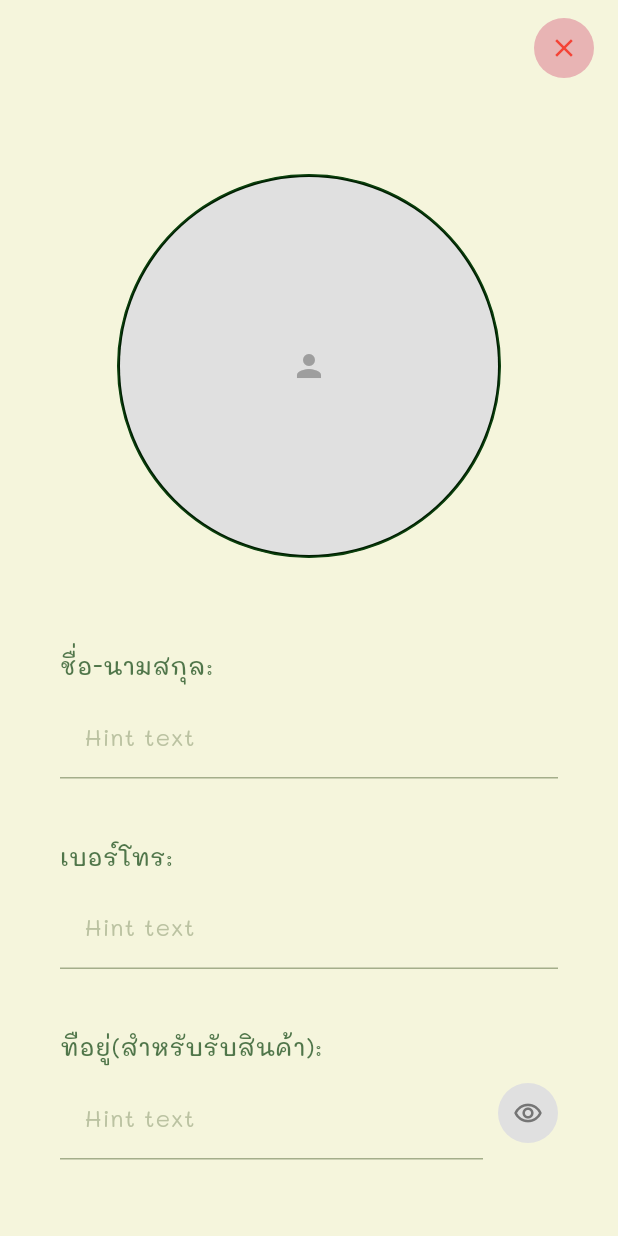
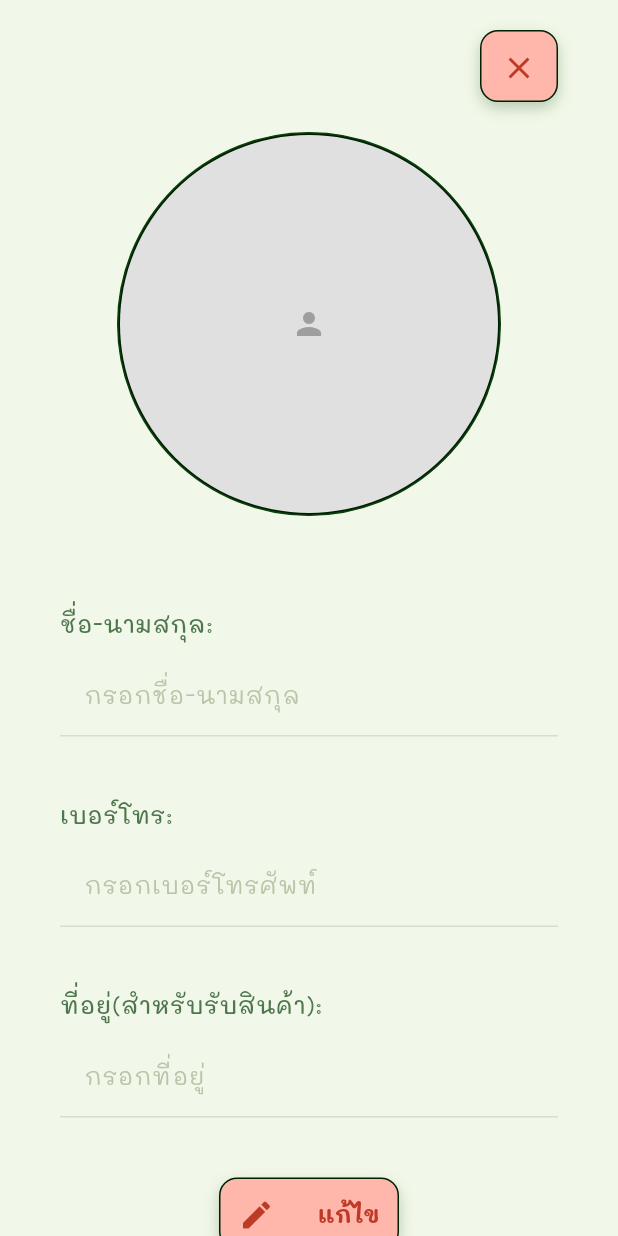
Before and after one commit to TheeraphatStudent/catdiff, a Flutter app: the ProfilePage widget shown alone on an empty page, opened directly, on a phone screen of 412 x 824 dp. Run offline on Flutter 3.47's test engine with Material 3 defaults, Android fonts, the phone set to English and light mode, and no system bars; our stand-ins replace cloud_firestore, easy_stepper, firebase_auth, firebase_core, flutter_svg, geolocator and 4 more; missing offline and left inert: dart_jsonwebtoken, wolt_modal_sheet; accounts and stored records are empty; project files that could hold a hidden picture were left out.

Commit message:
feat: implement user profile to use button widget and implement state loaded to check role

```diff
--- a/app/lib/pages/profile/profile.page.dart
+++ b/app/lib/pages/profile/profile.page.dart
@@ -1,11 +1,51 @@
+import 'dart:developer';
+
+import 'package:app/config/share/app_data.dart';
+import 'package:app/layout/MainLayout.dart';
+import 'package:app/service/auth/user.dart';
+import 'package:app/types/user/user_auth.dart' as UserModel;
+import 'package:app/widget/button.widget.dart';
 import 'package:app/widget/input.widget.dart';
-import 'package:app/widget/profile_img.widget.dart';
+import 'package:app/widget/profile_img.widget.dart' as ProfileWidget;
 import 'package:flutter/material.dart';
 import 'package:get/get.dart';
-import 'dart:io';
+import 'package:provider/provider.dart';
 
 class ProfileController extends GetxController {
   var isEditing = false.obs;
+  var isLoading = false.obs;
+
+  late TextEditingController nameController;
+  late TextEditingController phoneController;
+  late TextEditingController addressController;
+
+  final ProfileWidget.ProfileController profileImageController =
+      ProfileWidget.ProfileController();
+
+  @override
+  void onInit() {
+    super.onInit();
+    nameController = TextEditingController();
+    phoneController = TextEditingController();
+    addressController = TextEditingController();
+  }
+
+  @override
+  void onClose() {
+    nameController.dispose();
+    phoneController.dispose();
+    addressController.dispose();
+    super.onClose();
+  }
+
+  void initializeWithUserData(UserModel.User? user) {
+    if (user != null) {
+      nameController.text = user.name;
+      phoneController.text = user.phone;
+      addressController.text = user.addressId;
+      profileImageController.setImageUrl(user.imagesUrl);
+    }
+  }
 
   void toggleEdit() {
     isEditing.value = !isEditing.value;
@@ -13,56 +53,145 @@ class ProfileController extends GetxController {
 
   void cancelEdit() {
     isEditing.value = false;
+    try {
+      final appData = Get.find<AppData>();
+      if (appData.currentUser != null) {
+        initializeWithUserData(appData.currentUser as UserModel.User);
       }
-
-  void saveProfile() {
-    isEditing.value = false;
-    Get.snackbar('สำเร็จ', 'บันทึกข้อมูลเรียบร้อยแล้ว');
+    } catch (e) {
+      log(e.toString());
     }
   }
 
-class ProfilePage extends StatelessWidget {
-  final ProfileController controller = Get.put(ProfileController());
+  Future<void> saveProfile() async {
+    try {
+      isLoading.value = true;
+
+      final appData = Get.find<AppData>();
+      final currentUser = appData.currentUser as UserModel.User?;
+
+      if (currentUser == null) {
+        Get.snackbar('ข้อผิดพลาด', 'ไม่พบข้อมูลผู้ใช้');
+        return;
+      }
+
+      String? imageUrl = currentUser.imagesUrl;
+      if (profileImageController.selectedFile != null) {
+        final uploadResult = await profileImageController.uploadProfile(
+          currentUser.userId,
+        );
+        if (uploadResult != null) {
+          imageUrl = uploadResult;
+        }
+      }
+
+      final result = await AuthService.updateUserProfileById(
+        userId: currentUser.userId,
+        name: nameController.text.trim(),
+        phone: phoneController.text.trim(),
+        imagesUrl: imageUrl,
+        addressId: addressController.text.trim(),
+      );
+
+      if (result['success']) {
+        final updatedUser = UserModel.User(
+          imagesUrl: imageUrl,
+          name: nameController.text.trim(),
+          userId: currentUser.userId,
+          password: currentUser.password,
+          phone: phoneController.text.trim(),
+          addressId: addressController.text.trim(),
+          role: currentUser.role,
+          verhicle: currentUser.verhicle,
+        );
+
+        appData.setCurrentUserFromUserModel(updatedUser);
+
+        isEditing.value = false;
+        Get.snackbar(
+          'สำเร็จ',
+          result['message'] ?? 'บันทึกข้อมูลเรียบร้อยแล้ว',
+        );
+      } else {
+        Get.snackbar(
+          'ข้อผิดพลาด',
+          result['message'] ?? 'เกิดข้อผิดพลาดในการบันทึกข้อมูล',
+        );
+      }
+    } catch (e) {
+      Get.snackbar(
+        'ข้อผิดพลาด',
+        'เกิดข้อผิดพลาดในการบันทึกข้อมูล: ${e.toString()}',
+      );
+    } finally {
+      isLoading.value = false;
+    }
+  }
+}
+
+class ProfilePage extends StatefulWidget {
+  const ProfilePage({super.key});
+
+  @override
+  State<ProfilePage> createState() => _ProfilePageState();
+}
+
+class _ProfilePageState extends State<ProfilePage> {
+  late ProfileController controller;
+
+  @override
+  void initState() {
+    super.initState();
+    controller = Get.put(ProfileController());
+
+    // Initialize with current user data
+    WidgetsBinding.instance.addPostFrameCallback((_) {
+      final appData = Provider.of<AppData>(context, listen: false);
+      if (appData.currentUser != null) {
+        controller.initializeWithUserData(
+          appData.currentUser as UserModel.User,
+        );
+      }
+    });
+  }
 
   @override
   Widget build(BuildContext context) {
-    return Scaffold(
-      backgroundColor: Color(0xFFF5F5DC), // สีครีม
-      appBar: AppBar(
-        backgroundColor: Color(0xFFF5F5DC),
-        elevation: 0,
-        leading: Container(), // ซ่อน back button
-        actions: [
-          Container(
-            margin: EdgeInsets.only(right: 16, top: 8),
-            child: CircleAvatar(
-              backgroundColor: Color(0xFFE8B4B4),
-              radius: 20,
-              child: IconButton(
-                icon: Icon(Icons.close, color: Colors.red, size: 20),
-                onPressed: () {
-                  Navigator.of(context).pop();
-                },
-                padding: EdgeInsets.zero,
-              ),
-            ),
-          ),
-        ],
-      ),
+    return Consumer<AppData>(
+      builder: (context, appData, child) {
+        final currentUser = appData.currentUser as UserModel.User?;
+
+        return MainLayout(
           body: Obx(
             () => SingleChildScrollView(
               padding: EdgeInsets.symmetric(horizontal: 40, vertical: 20),
               child: Column(
                 crossAxisAlignment: CrossAxisAlignment.center,
                 children: [
-              SizedBox(height: 40),
+                  // Close button
+                  Align(
+                    alignment: Alignment.topRight,
+                    child: SizedBox(
+                      width: 52,
+                      child: ButtonActions(
+                        variant: ButtonVariant.danger,
+                        icon: Icons.close,
+                        onPressed: () {
+                          Get.back();
+                          Get.offNamed('/');
+                        },
+                      ),
+                    ),
+                  ),
+                  SizedBox(height: 20),
 
-              // Profile Avatar with edit icon when editing
                   Stack(
                     children: [
-                  ProfileWidgets.avatar(
+                      ProfileWidget.ProfileWidgets.managed(
+                        controller: controller.profileImageController,
                         isEdited: controller.isEditing.value,
-                    size: ProfileSize.xl,
+                        size: ProfileWidget.ProfileSize.xl,
+                        userId: currentUser?.userId,
                       ),
                       if (controller.isEditing.value)
                         Positioned(
@@ -82,8 +211,10 @@ class ProfilePage extends StatelessWidget {
                       InputField(
                         label: 'ชื่อ-นามสกุล:',
                         type: InputType.line,
-                    hintText: 'Hint text',
+                        hintText: 'กรอกชื่อ-นามสกุล',
                         validate: false,
+                        controller: controller.nameController,
+                        enabled: controller.isEditing.value,
                       ),
                     ],
                   ),
@@ -91,160 +222,64 @@ class ProfilePage extends StatelessWidget {
                   SizedBox(height: 40),
 
                   // Phone Field
-              Column(
-                crossAxisAlignment: CrossAxisAlignment.start,
-                children: [
                   InputField(
                     label: 'เบอร์โทร:',
                     type: InputType.line,
-                    hintText: 'Hint text',
+                    hintText: 'กรอกเบอร์โทรศัพท์',
                     validate: false,
-                  ),
-                ],
+                    controller: controller.phoneController,
+                    enabled: controller.isEditing.value,
                   ),
 
                   SizedBox(height: 40),
 
-              // Key Field with eye icon
-              Column(
-                crossAxisAlignment: CrossAxisAlignment.start,
-                children: [
-                  Row(
+                  InputField(
+                    label: 'ที่อยู่(สำหรับรับสินค้า):',
+                    type: InputType.line,
+                    hintText: 'กรอกที่อยู่',
+                    validate: false,
+                    controller: controller.addressController,
+                    enabled: controller.isEditing.value,
+                  ),
+
+                  SizedBox(height: 40),
+
+                  if (controller.isLoading.value)
+                    CircularProgressIndicator()
+                  else
+                    // Buttons - เปลี่ยนตาม editing state
+                    controller.isEditing.value
+                        ? Row(
                             children: [
                               Expanded(
-                        child: InputField(
-                          label: 'ทือยู่(สำหรับรับสินค้า):',
-                          type: InputType.line,
-                          hintText: 'Hint text',
-                          validate: false,
-                        ),
-                      ),
-                      SizedBox(width: 10),
-                      Container(
-                        padding: EdgeInsets.only(top: 25),
-                        child: CircleAvatar(
-                          backgroundColor: Colors.grey[300],
-                          radius: 20,
-                          child: Icon(
-                            Icons.remove_red_eye_outlined,
-                            color: Colors.grey[600],
-                            size: 20,
-                          ),
-                        ),
-                      ),
-                    ],
-                  ),
-                ],
-              ),
-
-              SizedBox(height: 80),
-
-              // Buttons - เปลี่ยนตาม editing state
-              controller.isEditing.value
-                  ? // Edit mode - 2 buttons
-                    Row(
-                      children: [
-                        // Back Button (สีชมพู)
-                        Expanded(
-                          child: ElevatedButton(
+                                child: ButtonActions(
+                                  variant: ButtonVariant.danger,
+                                  text: "ย้อนกลับ",
                                   onPressed: controller.cancelEdit,
-                            style: ElevatedButton.styleFrom(
-                              backgroundColor: Color(0xFFE8B4B4),
-                              padding: EdgeInsets.symmetric(vertical: 15),
-                              shape: RoundedRectangleBorder(
-                                borderRadius: BorderRadius.circular(25),
-                              ),
-                              elevation: 2,
-                            ),
-                            child: Row(
-                              mainAxisAlignment: MainAxisAlignment.center,
-                              children: [
-                                Icon(
-                                  Icons.arrow_back,
-                                  color: Colors.red[400],
-                                  size: 18,
-                                ),
-                                SizedBox(width: 8),
-                                Text(
-                                  'ย้อนกลับ',
-                                  style: TextStyle(
-                                    fontSize: 14,
-                                    fontWeight: FontWeight.w500,
-                                    color: Colors.red[400],
-                                  ),
-                                ),
-                              ],
-                            ),
+                                  icon: Icons.arrow_back,
+                                  iconPosition: IconPosition.left,
                                 ),
                               ),
                               SizedBox(width: 16),
-                        // Save Button (สีเขียว)
                               Expanded(
-                          child: ElevatedButton(
+                                child: ButtonActions(
+                                  variant: ButtonVariant.primary,
+                                  text: "บันทึก",
                                   onPressed: controller.saveProfile,
-                            style: ElevatedButton.styleFrom(
-                              backgroundColor: Color(0xFF8FBC8F),
-                              padding: EdgeInsets.symmetric(vertical: 15),
-                              shape: RoundedRectangleBorder(
-                                borderRadius: BorderRadius.circular(25),
-                              ),
-                              elevation: 2,
-                            ),
-                            child: Row(
-                              mainAxisAlignment: MainAxisAlignment.center,
-                              children: [
-                                Text(
-                                  'ยืนยัน',
-                                  style: TextStyle(
-                                    fontSize: 14,
-                                    fontWeight: FontWeight.w500,
-                                    color: Colors.white,
-                                  ),
-                                ),
-                                SizedBox(width: 8),
-                                Icon(
-                                  Icons.check,
-                                  color: Colors.white,
-                                  size: 18,
-                                ),
-                              ],
-                            ),
+                                  icon: Icons.save,
+                                  iconPosition: IconPosition.right,
                                 ),
                               ),
                             ],
                           )
-                  : // Normal mode - single edit button
-                    Container(
+                        : SizedBox(
                             width: 120,
-                      child: ElevatedButton(
+                            child: ButtonActions(
+                              variant: ButtonVariant.danger,
+                              icon: Icons.edit,
+                              iconPosition: IconPosition.left,
+                              text: "แก้ไข",
                               onPressed: controller.toggleEdit,
-                        style: ElevatedButton.styleFrom(
-                          backgroundColor: Color(0xFFE8B4B4),
-                          padding: EdgeInsets.symmetric(
-                            vertical: 12,
-                            horizontal: 20,
-                          ),
-                          shape: RoundedRectangleBorder(
-                            borderRadius: BorderRadius.circular(25),
-                          ),
-                          elevation: 2,
-                        ),
-                        child: Row(
-                          mainAxisAlignment: MainAxisAlignment.center,
-                          mainAxisSize: MainAxisSize.min,
-                          children: [
-                            Icon(Icons.edit, color: Colors.red[400], size: 16),
-                            SizedBox(width: 8),
-                            Text(
-                              'แก้ไข',
-                              style: TextStyle(
-                                fontSize: 14,
-                                fontWeight: FontWeight.w500,
-                                color: Colors.red[400],
-                              ),
-                            ),
-                          ],
-                        ),
                             ),
                           ),
                 ],
@@ -252,5 +287,7 @@ class ProfilePage extends StatelessWidget {
             ),
           ),
         );
+      },
+    );
   }
 }
--- a/app/lib/service/auth/user.dart
+++ b/app/lib/service/auth/user.dart
@@ -189,4 +189,37 @@ class AuthService {
       };
     }
   }
+
+  static Future<Map<String, dynamic>> updateUserProfileById({
+    required String userId,
+    required String name,
+    required String phone,
+    String? imagesUrl,
+    String? addressId,
+  }) async {
+    try {
+      Map<String, dynamic> updateData = {'name': name, 'phone': phone};
+
+      if (imagesUrl != null) {
+        updateData['images_url'] = imagesUrl;
+      }
+      if (addressId != null) {
+        updateData['address_id'] = addressId;
+      }
+
+      await FirebaseHelper().updateDocument(
+        collection: 'user',
+        documentId: userId,
+        data: updateData,
+      );
+
+      return {'success': true, 'message': 'อัปเดตข้อมูลโปรไฟล์สำเร็จ'};
+    } catch (e) {
+      return {
+        'success': false,
+        'message': 'เกิดข้อผิดพลาดในการอัปเดตข้อมูล',
+        'error': e.toString(),
+      };
+    }
+  }
 }
```
Also changed, not shown: app/lib/main.dart (+18 -3 lines), app/lib/pages/user/user_home.dart (+8 -0 lines). Lines whose indentation alone changed are shown as unchanged.
